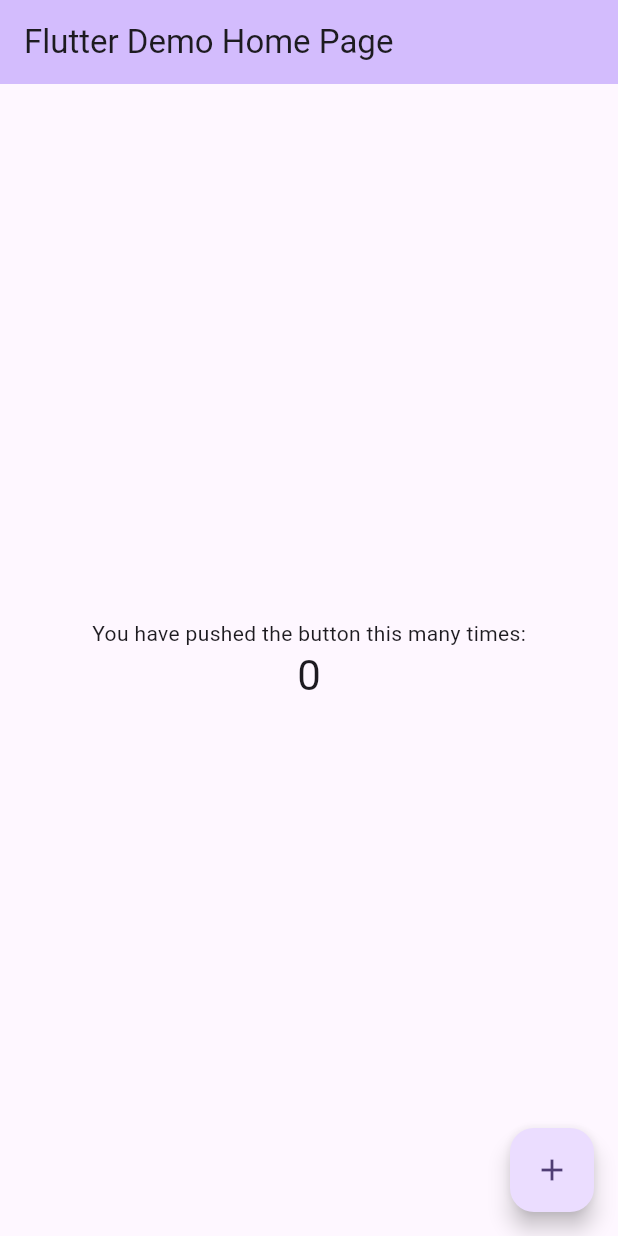
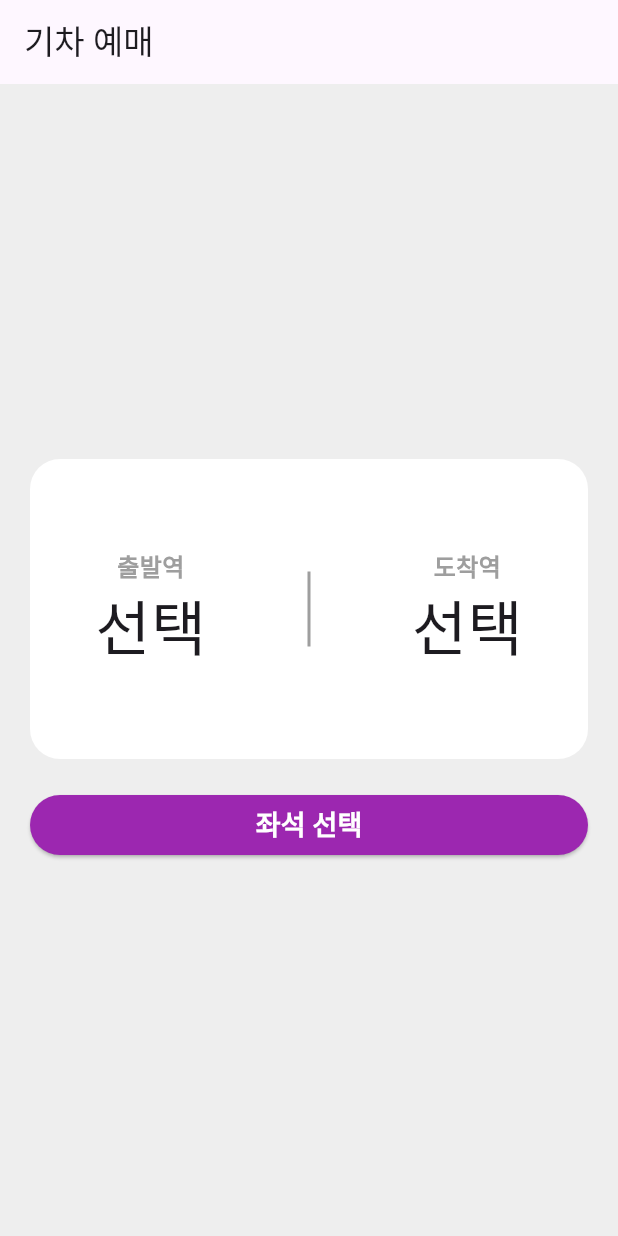
Before and after one commit to subjectisme/flutter_train_app, a Flutter app: the screen it shows after launch, on a phone screen of 412 x 824 dp. Run offline on Flutter 3.47's test engine with Material 3 defaults, Android fonts, the phone set to English and light mode, and no system bars.

Commit message:
Add HomePage UI

```diff
--- a/lib/main.dart
+++ b/lib/main.dart
@@ -10,116 +10,97 @@ class MyApp extends StatelessWidget {
   // This widget is the root of your application.
   @override
   Widget build(BuildContext context) {
-    return MaterialApp(
-      title: 'Flutter Demo',
-      theme: ThemeData(
-        // This is the theme of your application.
-        //
-        // TRY THIS: Try running your application with "flutter run". You'll see
-        // the application has a purple toolbar. Then, without quitting the app,
-        // try changing the seedColor in the colorScheme below to Colors.green
-        // and then invoke "hot reload" (save your changes or press the "hot
-        // reload" button in a Flutter-supported IDE, or press "r" if you used
-        // the command line to start the app).
-        //
-        // Notice that the counter didn't reset back to zero; the application
-        // state is not lost during the reload. To reset the state, use hot
-        // restart instead.
-        //
-        // This works for code too, not just values: Most code changes can be
-        // tested with just a hot reload.
-        colorScheme: ColorScheme.fromSeed(seedColor: Colors.deepPurple),
-        useMaterial3: true,
+    return MaterialApp(home: HomePage());
+  }
+}
+
+class HomePage extends StatelessWidget {
+  @override
+  Widget build(BuildContext context) {
+    return Scaffold(
+        backgroundColor: Colors.grey[200],
+        appBar: AppBar(
+          title: const Text('기차 예매'),
+        ),
+        body: Padding(
+          padding: const EdgeInsets.all(20),
+          child: Column(
+            mainAxisAlignment: MainAxisAlignment.center,
+            children: [
+              seatSelectBox(),
+              SizedBox(height: 20),
+              seatSelectButton(),
+            ],
+          ),
+        ));
+  }
+}
+
+class seatSelectBox extends StatelessWidget {
+  @override
+  Widget build(BuildContext context) {
+    return Container(
+        height: 200,
+        decoration: BoxDecoration(
+          color: Colors.white,
+          borderRadius: BorderRadius.circular(20),
+        ),
+        child: Row(
+          mainAxisAlignment: MainAxisAlignment.spaceEvenly,
+          children: [
+            Column(mainAxisAlignment: MainAxisAlignment.center, children: [
+              Text(
+                '출발역',
+                style: (TextStyle(
+                    color: Colors.grey,
+                    fontSize: 16,
+                    fontWeight: FontWeight.bold)),
+              ),
+              Text('선택', style: (TextStyle(fontSize: 40)))
+            ]),
+            SizedBox(
+              height: 50,
+              child: VerticalDivider(
+                width: 50,
+                thickness: 2,
+                color: Colors.grey,
+              ),
+            ),
+            Column(mainAxisAlignment: MainAxisAlignment.center, children: [
+              Text(
+                '도착역',
+                style: (TextStyle(
+                    color: Colors.grey,
+                    fontSize: 16,
+                    fontWeight: FontWeight.bold)),
+              ),
+              Text('선택', style: (TextStyle(fontSize: 40)))
+            ]),
+          ],
+        ));
+  }
+}
+
+class seatSelectButton extends StatelessWidget {
+  @override
+  Widget build(BuildContext context) {
+    return SizedBox(
+      width: double.infinity,
+      child: ElevatedButton(
+        onPressed: () {},
+        style: ElevatedButton.styleFrom(
+            backgroundColor: Colors.purple,
+            shape: RoundedRectangleBorder(
+                borderRadius: BorderRadius.circular(20))),
+        child: Text(
+          '좌석 선택',
+          style: TextStyle(
+            color: Colors.white,
+            fontSize: 18,
+            fontWeight: FontWeight.bold,
+          ),
+        ),
       ),
-      home: const MyHomePage(title: 'Flutter Demo Home Page'),
     );
   }
 }
-
-class MyHomePage extends StatefulWidget {
-  const MyHomePage({super.key, required this.title});
-
-  // This widget is the home page of your application. It is stateful, meaning
-  // that it has a State object (defined below) that contains fields that affect
-  // how it looks.
-
-  // This class is the configuration for the state. It holds the values (in this
-  // case the title) provided by the parent (in this case the App widget) and
-  // used by the build method of the State. Fields in a Widget subclass are
-  // always marked "final".
-
-  final String title;
-
-  @override
-  State<MyHomePage> createState() => _MyHomePageState();
-}
-
-class _MyHomePageState extends State<MyHomePage> {
-  int _counter = 0;
-
-  void _incrementCounter() {
-    setState(() {
-      // This call to setState tells the Flutter framework that something has
-      // changed in this State, which causes it to rerun the build method below
-      // so that the display can reflect the updated values. If we changed
-      // _counter without calling setState(), then the build method would not be
-      // called again, and so nothing would appear to happen.
-      _counter++;
-    });
-  }
-
-  @override
-  Widget build(BuildContext context) {
-    // This method is rerun every time setState is called, for instance as done
-    // by the _incrementCounter method above.
-    //
-    // The Flutter framework has been optimized to make rerunning build methods
-    // fast, so that you can just rebuild anything that needs updating rather
-    // than having to individually change instances of widgets.
-    return Scaffold(
-      appBar: AppBar(
-        // TRY THIS: Try changing the color here to a specific color (to
-        // Colors.amber, perhaps?) and trigger a hot reload to see the AppBar
-        // change color while the other colors stay the same.
-        backgroundColor: Theme.of(context).colorScheme.inversePrimary,
-        // Here we take the value from the MyHomePage object that was created by
-        // the App.build method, and use it to set our appbar title.
-        title: Text(widget.title),
-      ),
-      body: Center(
-        // Center is a layout widget. It takes a single child and positions it
-        // in the middle of the parent.
-        child: Column(
-          // Column is also a layout widget. It takes a list of children and
-          // arranges them vertically. By default, it sizes itself to fit its
-          // children horizontally, and tries to be as tall as its parent.
-          //
-          // Column has various properties to control how it sizes itself and
-          // how it positions its children. Here we use mainAxisAlignment to
-          // center the children vertically; the main axis here is the vertical
-          // axis because Columns are vertical (the cross axis would be
-          // horizontal).
-          //
-          // TRY THIS: Invoke "debug painting" (choose the "Toggle Debug Paint"
-          // action in the IDE, or press "p" in the console), to see the
-          // wireframe for each widget.
-          mainAxisAlignment: MainAxisAlignment.center,
-          children: <Widget>[
-            const Text(
-              'You have pushed the button this many times:',
-            ),
-            Text(
-              '$_counter',
-              style: Theme.of(context).textTheme.headlineMedium,
-            ),
-          ],
-        ),
-      ),
-      floatingActionButton: FloatingActionButton(
-        onPressed: _incrementCounter,
-        tooltip: 'Increment',
-        child: const Icon(Icons.add),
-      ), // This trailing comma makes auto-formatting nicer for build methods.
-    );
-  }
-}
--- /dev/null
+++ b/lib/seat_page.dart
@@ -0,0 +1,8 @@
+import 'package:flutter/material.dart';
+
+class SeatPage extends StatelessWidget {
+  @override
+  Widget build(BuildContext context) {
+    return Scaffold();
+  }
+}
--- /dev/null
+++ b/lib/station_list_page.dart
@@ -0,0 +1,8 @@
+import 'package:flutter/material.dart';
+
+class StationListPage extends StatelessWidget {
+  @override
+  Widget build(BuildContext context) {
+    return Scaffold();
+  }
+}
```
